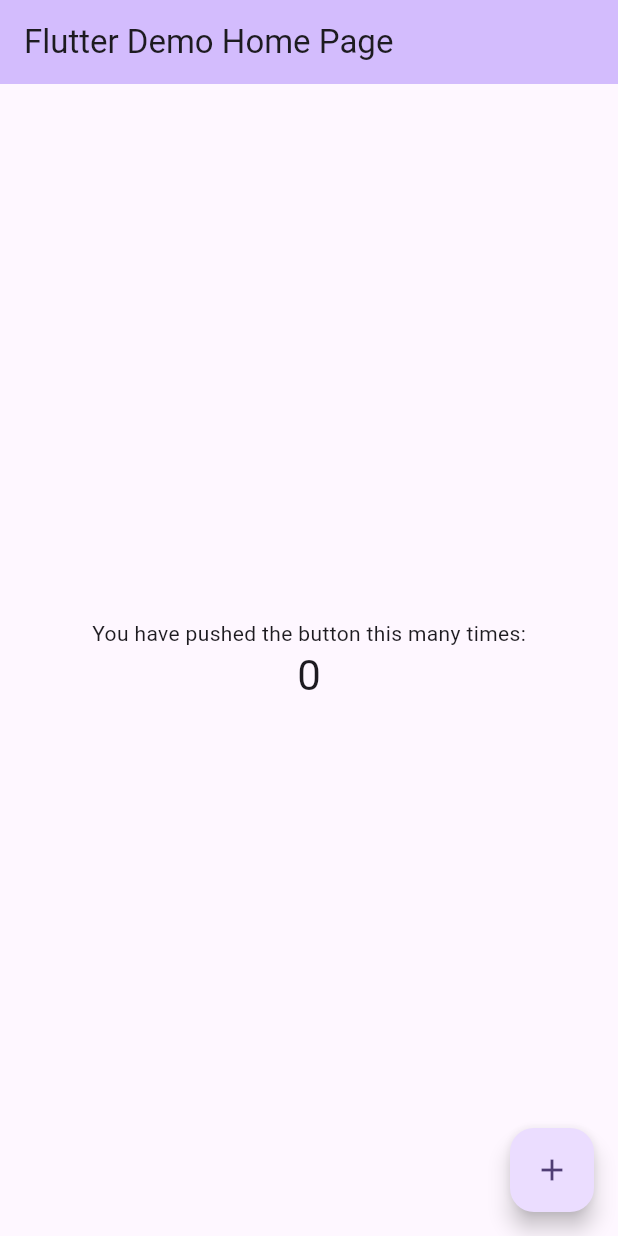
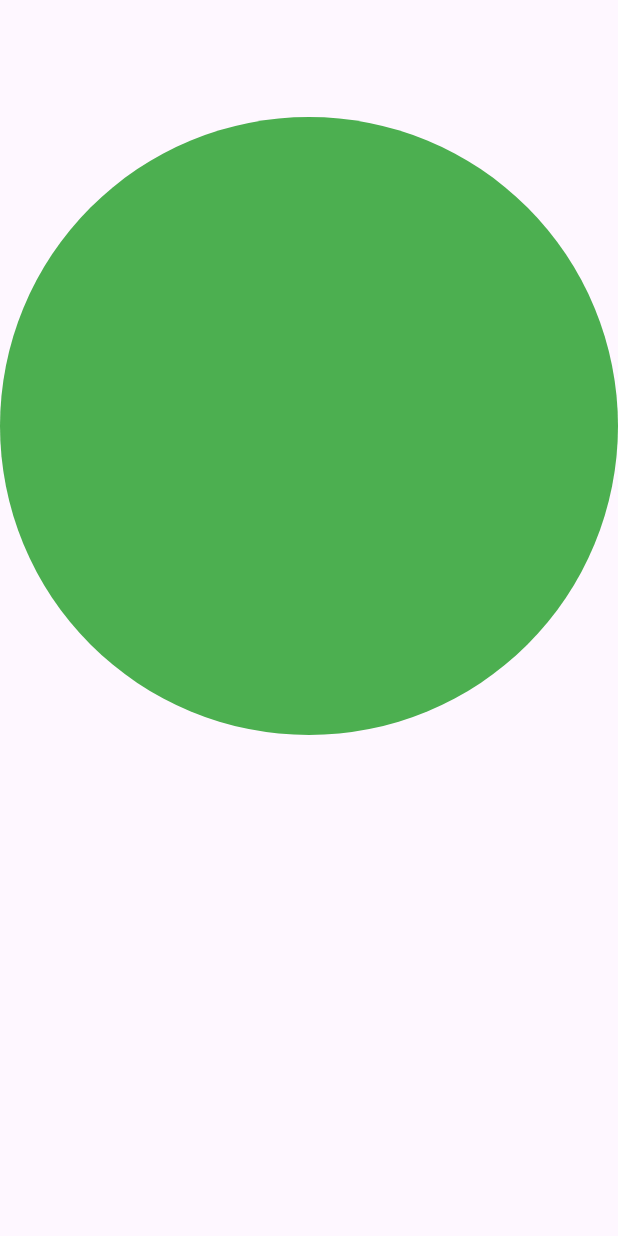
Before and after one commit to King-xander21/vet_app, a Flutter app: the screen it shows after launch, on a phone screen of 412 x 824 dp. Run offline on Flutter 3.47's test engine with Material 3 defaults, Android fonts, the phone set to English and light mode, and no system bars; our stand-ins replace firebase_core; accounts and stored records are empty.

Commit message:
Second commit

```diff
--- a/lib/main.dart
+++ b/lib/main.dart
@@ -1,9 +1,10 @@
 import 'package:flutter/material.dart';
 import 'package:firebase_core/firebase_core.dart';
 import 'firebase_options.dart';
+import 'package:vet_app/sign_in.dart';
 
 void main() {
-  runApp(const MyApp());
+  runApp(const MaterialApp(home: SignIn()));
   Firebase.initializeApp(options: DefaultFirebaseOptions.currentPlatform);
 }
 
--- a/lib/sign_in.dart
+++ b/lib/sign_in.dart
@@ -0,0 +1,27 @@
+import 'package:flutter/material.dart';
+
+class SignIn extends StatelessWidget {
+  const SignIn({super.key});
+
+  @override
+  Widget build(BuildContext context) {
+    return Scaffold(
+      body: Column(
+        crossAxisAlignment: CrossAxisAlignment.stretch,
+
+        children: [
+          Container(
+            //color: Colors.green,
+            margin: EdgeInsets.only(top: 20),
+            width: 477,
+            height: 528,
+            decoration: BoxDecoration(
+              shape: BoxShape.circle,
+              color: Colors.green,
+            ),
+          ),
+        ],
+      ),
+    );
+  }
+}
```
